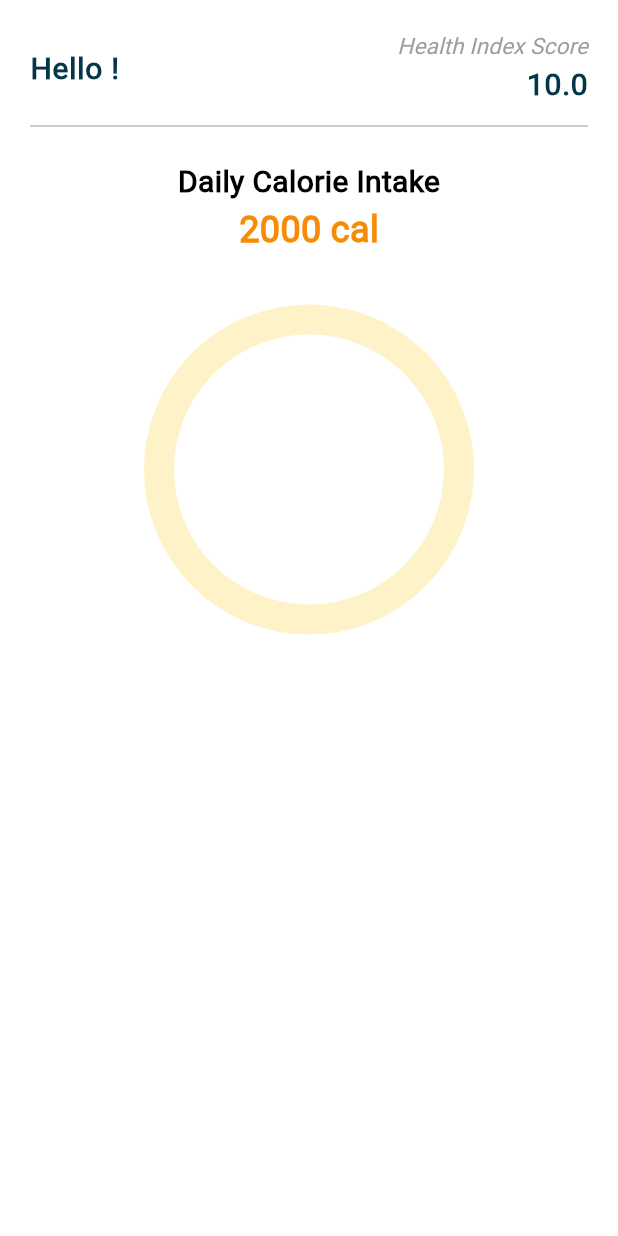
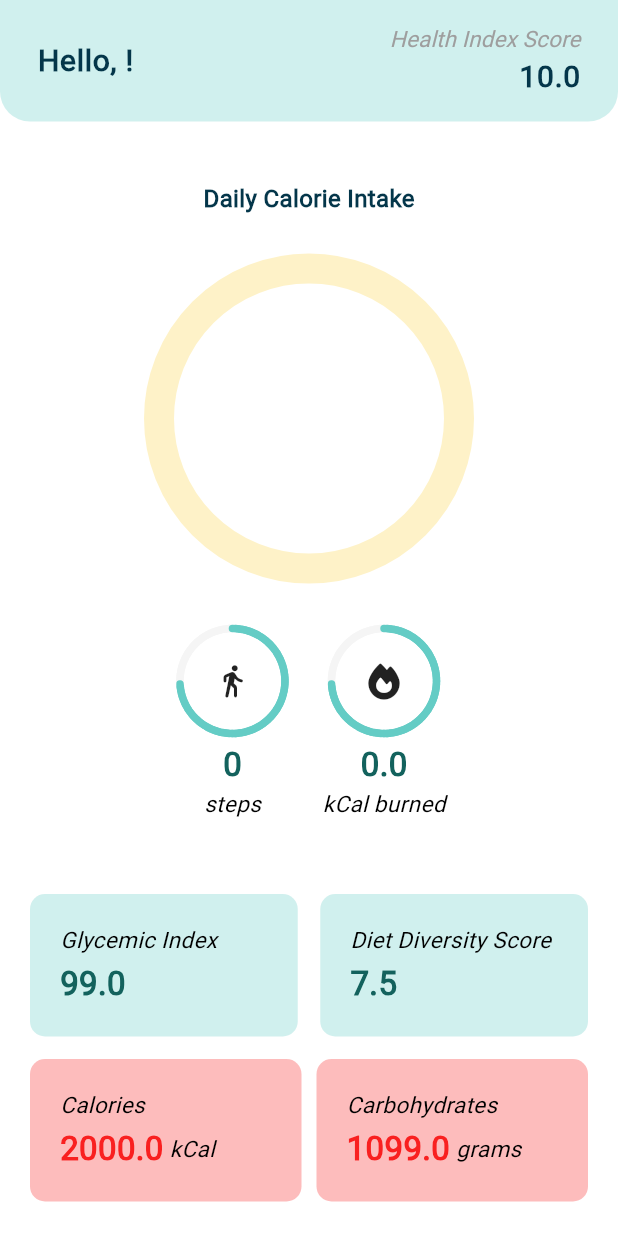
Before and after one commit to lbsomoson/diabuddy, a Flutter app: the DashboardScreen screen opened directly, on a phone screen of 412 x 824 dp. Run offline on Flutter 3.47's test engine with Material 3 defaults, Android fonts, the phone set to English and light mode, and no system bars; drawn by our look-alikes of simple_circular_progress_bar, step_progress_indicator; our stand-ins replace cloud_firestore, connectivity_plus, equatable, firebase_auth, firebase_core, fl_chart and 14 more; missing offline and left inert: flutter_tesseract_ocr, gtext, pytorch_lite, vertical_weight_slider, wheel_slider; accounts and stored records are empty; project files that could hold a hidden picture were left out.

Commit message:
style: fix layout on dashboard page

```diff
--- a/lib/screens/dashboard_screen.dart
+++ b/lib/screens/dashboard_screen.dart
@@ -1,4 +1,5 @@
 import 'dart:async';
+import 'package:flutter/services.dart';
 import 'package:diabuddy/api/meal_api.dart';
 import 'package:diabuddy/provider/auth_provider.dart';
 import 'package:diabuddy/widgets/dashboard_widgets.dart';
@@ -11,6 +12,7 @@ import 'package:pedometer/pedometer.dart';
 import 'package:permission_handler/permission_handler.dart';
 import 'package:provider/provider.dart';
 import 'package:shared_preferences/shared_preferences.dart';
+import 'package:step_progress_indicator/step_progress_indicator.dart';
 
 class DashboardScreen extends StatefulWidget {
   const DashboardScreen({super.key});
@@ -31,7 +33,7 @@ class _DashboardScreenState extends State<DashboardScreen> {
   @override
   void initState() {
     super.initState();
-    // initPlatformState();
+    initPlatformState();
     // firestore.uploadJsonDataToFirestore();
     loadDailySteps();
     startMidnightResetTimer();
@@ -108,25 +110,32 @@ class _DashboardScreenState extends State<DashboardScreen> {
     return granted;
   }
 
-  // Future<void> initPlatformState() async {
-  //   bool granted = await _checkActivityRecognitionPermission();
-  //   if (!granted) {}
+  Future<void> initPlatformState() async {
+    bool granted = await _checkActivityRecognitionPermission();
+    if (!granted) {}
 
-  //   _pedestrianStatusStream = Pedometer.pedestrianStatusStream;
-  //   (await _pedestrianStatusStream.listen(onPedestrianStatusChanged))
-  //       .onError(onPedestrianStatusError);
+    _pedestrianStatusStream = Pedometer.pedestrianStatusStream;
+    (await _pedestrianStatusStream.listen(onPedestrianStatusChanged)).onError(onPedestrianStatusError);
 
-  //   _stepCountStream = Pedometer.stepCountStream;
-  //   _stepCountStream.listen(onStepCount).onError(onStepCountError);
+    _stepCountStream = Pedometer.stepCountStream;
+    _stepCountStream.listen(onStepCount).onError(onStepCountError);
 
-  //   if (!mounted) return;
-  // }
+    if (!mounted) return;
+  }
 
   @override
   Widget build(BuildContext context) {
     User? user = context.read<UserAuthProvider>().user;
     List<String> nameParts = user!.displayName!.split(' ');
     String firstName = nameParts.isNotEmpty ? nameParts.first : '';
+
+    // change the status bar color
+    SystemChrome.setSystemUIOverlayStyle(
+      const SystemUiOverlayStyle(
+        statusBarColor: Color.fromRGBO(100, 204, 197, 0.3),
+        statusBarIconBrightness: Brightness.dark,
+      ),
+    );
 
     return Scaffold(
       resizeToAvoidBottomInset: false,
@@ -140,14 +149,19 @@ class _DashboardScreenState extends State<DashboardScreen> {
       // ),
       body: SingleChildScrollView(
         child: SafeArea(
-          child: Padding(
-            padding: const EdgeInsets.all(20.0),
           child: Column(
             children: [
-                Row(
+              Container(
+                padding: const EdgeInsets.symmetric(horizontal: 25, vertical: 15),
+                decoration: const BoxDecoration(
+                  color: Color.fromRGBO(100, 204, 197, 0.3),
+                  borderRadius:
+                      BorderRadius.only(bottomLeft: Radius.circular(20.0), bottomRight: Radius.circular(20.0)),
+                ),
+                child: Row(
                   mainAxisAlignment: MainAxisAlignment.spaceBetween,
                   children: [
-                    TextWidget(text: "Hello $firstName!", style: 'bodyLarge'),
+                    TextWidget(text: "Hello, $firstName!", style: 'bodyLarge'),
                     const Column(
                       crossAxisAlignment: CrossAxisAlignment.end,
                       children: [
@@ -157,122 +171,134 @@ class _DashboardScreenState extends State<DashboardScreen> {
                     )
                   ],
                 ),
-                const SizedBox(height: 5),
-                Divider(color: Colors.grey[400]),
-                SizedBox(height: sizedBoxHeight),
-
+              ),
+              Padding(
+                padding: const EdgeInsets.all(20.0),
+                child: Column(
+                  children: [
+                    const SizedBox(height: 20),
                     const Text(
                       "Daily Calorie Intake",
                       style: TextStyle(
-                    fontSize: 20,
+                        fontSize: 16,
                         fontWeight: FontWeight.w900,
+                        color: Color.fromRGBO(4, 54, 74, 1),
+                      ),
+                    ),
+                    // const Text(
+                    //   "2000 cal",
+                    //   style: TextStyle(
+                    //     fontSize: 20,
+                    //     fontWeight: FontWeight.w900,
+                    //     color: Color.fromRGBO(247, 139, 8, 1),
+                    //   ),
+                    // ),
+                    Container(
+                      padding: const EdgeInsets.all(35),
+                      decoration: const BoxDecoration(shape: BoxShape.circle, color: Colors.white),
+                      child: const CircleProgressIndicator(
+                        title: "Title",
+                      ),
+                    ),
+                    Row(
+                      mainAxisAlignment: MainAxisAlignment.center,
+                      children: [
+                        Column(
+                          mainAxisAlignment: MainAxisAlignment.center,
+                          children: [
+                            CircularStepProgressIndicator(
+                              totalSteps: 100,
+                              currentStep: 74,
+                              stepSize: 10,
+                              selectedColor: Theme.of(context).primaryColor,
+                              unselectedColor: Colors.grey[100],
+                              padding: 0,
+                              width: 80,
+                              height: 80,
+                              selectedStepSize: 5,
+                              unselectedStepSize: 5,
+                              roundedCap: (_, __) => true,
+                              child: const Icon(
+                                Icons.directions_walk_rounded,
+                              ),
+                            ),
+                            Text(_steps,
+                                style: const TextStyle(
+                                  color: Color.fromARGB(255, 19, 98, 93),
+                                  fontSize: 22,
+                                )),
+                            const Text(
+                              "steps",
+                              style: TextStyle(
+                                fontWeight: FontWeight.w500,
+                                fontStyle: FontStyle.italic,
+                                fontSize: 15,
+                              ),
+                            )
+                          ],
+                        ),
+                        const SizedBox(
+                          width: 20,
+                        ),
+                        Column(
+                          mainAxisAlignment: MainAxisAlignment.center,
+                          children: [
+                            CircularStepProgressIndicator(
+                              totalSteps: 100,
+                              currentStep: 74,
+                              stepSize: 10,
+                              selectedColor: Theme.of(context).primaryColor,
+                              unselectedColor: Colors.grey[100],
+                              padding: 0,
+                              width: 80,
+                              height: 80,
+                              selectedStepSize: 5,
+                              unselectedStepSize: 5,
+                              roundedCap: (_, __) => true,
+                              child: const Icon(
+                                FontAwesomeIcons.fire,
+                              ),
+                            ),
+                            Text(
+                              (int.parse(_steps) / 25).toString(),
+                              style: const TextStyle(
+                                color: Color.fromARGB(255, 19, 98, 93),
+                                fontSize: 22,
                               ),
                             ),
                             const Text(
-                  "2000 cal",
+                              "kCal burned",
                               style: TextStyle(
-                    fontSize: 24,
-                    fontWeight: FontWeight.w900,
-                    color: Color.fromRGBO(247, 139, 8, 1),
+                                fontWeight: FontWeight.w500,
+                                fontStyle: FontStyle.italic,
+                                fontSize: 15,
+                              ),
+                            )
+                          ],
+                        ),
+                      ],
+                    ),
+                    const SizedBox(height: 50),
+                    Row(
+                      children: [
+                        const Expanded(child: DashboardWidget(header: "Glycemic Index", value: 99.0)),
+                        SizedBox(width: sizedBoxHeight),
+                        const Expanded(child: DashboardWidget(header: "Diet Diversity Score", value: 7.5)),
+                      ],
+                    ),
+                    SizedBox(height: sizedBoxHeight),
+                    const Row(
+                      children: [
+                        Expanded(child: DashboardWidget(header: "Calories", value: 2000)),
+                        SizedBox(width: 10),
+                        Expanded(child: DashboardWidget(header: "Carbohydrates", value: 1099, caloriesValue: 2000)),
+                      ],
+                    ),
+                    SizedBox(height: sizedBoxHeight),
+                  ],
                 ),
               ),
-                const CircleProgressIndicator(
-                  title: "Title",
-                ),
-                // const SizedBox(height: 20),
-                // Row(
-                //   children: [
-                //     const Expanded(child: DashboardWidget(header: "Glycemic Index", value: 99.0)),
-                //     SizedBox(width: sizedBoxHeight),
-                //     const Expanded(child: DashboardWidget(header: "Diet Diversity Score", value: 7.5)),
-                //   ],
-                // ),
-                // SizedBox(height: sizedBoxHeight),
-                // const Row(
-                //   children: [
-                //     Expanded(child: DashboardWidget(header: "Calories", value: 2000)),
-                //     SizedBox(width: 10),
-                //     Expanded(child: DashboardWidget(header: "Carbohydrates", value: 1099, caloriesValue: 2000)),
-                //   ],
-                // ),
-                // SizedBox(height: sizedBoxHeight),
-                // Container(
-                //   padding: const EdgeInsets.all(15),
-                //   width: double.infinity,
-                //   decoration: BoxDecoration(
-                //     borderRadius: BorderRadius.circular(10),
-                //     color: Colors.grey[100],
-                //   ),
-                //   child: Column(
-                //     mainAxisAlignment: MainAxisAlignment.center,
-                //     children: [
-                //       const Text(
-                //         "Activity Status",
-                //         style: TextStyle(
-                //           color: Colors.black,
-                //           fontSize: 15,
-                //           fontWeight: FontWeight.w500,
-                //           fontStyle: FontStyle.italic,
-                //         ),
-                //       ),
-                //       SizedBox(height: sizedBoxHeight),
-                //       Row(
-                //         mainAxisAlignment: MainAxisAlignment.spaceAround,
-                //         children: [
-                //           Column(
-                //             children: [
-                //               Icon(
-                //                 Icons.directions_walk_rounded,
-                //                 size: 50,
-                //                 color: Theme.of(context).colorScheme.primary,
-                //               ),
-                //               // Text(_steps,
-                //               //     style: const TextStyle(
-                //               //       color: Color.fromARGB(255, 19, 98, 93),
-                //               //       fontSize: 22,
-                //               //     )),
-                //               const Text(
-                //                 "steps",
-                //                 style: TextStyle(
-                //                   fontWeight: FontWeight.w500,
-                //                   fontStyle: FontStyle.italic,
-                //                   fontSize: 15,
-                //                 ),
-                //               )
-                //             ],
-                //           ),
-                //           Column(
-                //             children: [
-                //               Icon(
-                //                 FontAwesomeIcons.fire,
-                //                 size: 50,
-                //                 color: Theme.of(context).colorScheme.primary,
-                //               ),
-                //               Text(
-                //                 (int.parse(_steps) / 25).toString(),
-                //                 style: const TextStyle(
-                //                   color: Color.fromARGB(255, 19, 98, 93),
-                //                   fontSize: 22,
-                //                 ),
-                //               ),
-                //               const Text(
-                //                 "kCal burned",
-                //                 style: TextStyle(
-                //                   fontWeight: FontWeight.w500,
-                //                   fontStyle: FontStyle.italic,
-                //                   fontSize: 15,
-                //                 ),
-                //               )
-                //             ],
-                //           ),
-                //         ],
-                //       ),
-                //     ],
-                //   ),
-                // ),
-                // SizedBox(height: sizedBoxHeight),
             ],
-            ),
           ),
         ),
       ),
--- a/lib/widgets/dashboard_widgets.dart
+++ b/lib/widgets/dashboard_widgets.dart
@@ -4,11 +4,7 @@ class DashboardWidget extends StatefulWidget {
   final String header;
   final double value;
   final double? caloriesValue;
-  const DashboardWidget(
-      {required this.header,
-      required this.value,
-      this.caloriesValue,
-      super.key});
+  const DashboardWidget({required this.header, required this.value, this.caloriesValue, super.key});
 
   @override
   State<DashboardWidget> createState() => _DashboardWidgetState();
@@ -31,9 +27,7 @@ class _DashboardWidgetState extends State<DashboardWidget> {
     Color textColor;
 
     if (widget.header == "Carbohydrates") {
-      print('caloriesValue: ${widget.caloriesValue}');
-      if (widget.value >= 0.55 * widget.caloriesValue! &&
-          widget.value <= 0.7 * widget.caloriesValue!) {
+      if (widget.value >= 0.55 * widget.caloriesValue! && widget.value <= 0.7 * widget.caloriesValue!) {
         backgroundColor = goodBackground;
         textColor = goodText;
       } else {
@@ -101,33 +95,32 @@ class _DashboardWidgetState extends State<DashboardWidget> {
     }
 
     return Container(
-      padding: const EdgeInsets.all(10.0),
+      padding: const EdgeInsets.all(20.0),
       decoration: BoxDecoration(
-          borderRadius: BorderRadius.circular(10), color: backgroundColor),
+        borderRadius: BorderRadius.circular(10),
+        color: backgroundColor,
+        // border: Border.all(
+        //   width: 1.0,
+        //   color: backgroundColor,
+        // ),
+      ),
       child: Column(crossAxisAlignment: CrossAxisAlignment.start, children: [
         Text(widget.header,
             style: const TextStyle(
-                color: Colors.black,
-                fontSize: 15,
-                fontWeight: FontWeight.w500,
-                fontStyle: FontStyle.italic)),
+                color: Colors.black, fontSize: 15, fontWeight: FontWeight.w500, fontStyle: FontStyle.italic)),
         const SizedBox(
           height: 3,
         ),
         Row(
           children: [
-            Text(widget.value.toString(),
-                style: TextStyle(color: textColor, fontSize: 22)),
+            Text(widget.value.toString(), style: TextStyle(color: textColor, fontSize: 22)),
             Text(
                 widget.header == "Calories"
                     ? " kCal"
                     : widget.header == "Carbohydrates"
                         ? " grams"
                         : "",
-                style: const TextStyle(
-                    fontWeight: FontWeight.w500,
-                    fontStyle: FontStyle.italic,
-                    fontSize: 15)),
+                style: const TextStyle(fontWeight: FontWeight.w500, fontStyle: FontStyle.italic, fontSize: 15)),
           ],
         ),
       ]),
--- a/lib/widgets/semi_circle_progressbar.dart
+++ b/lib/widgets/semi_circle_progressbar.dart
@@ -38,17 +38,6 @@ class _CircleProgressIndicatorState extends State<CircleProgressIndicator> {
         },
         child: Column(
           children: [
-            Text(
-              'SELECT THE THICKNESS OF THE LINES',
-              style: TextStyle(
-                fontSize: 16,
-                fontWeight: FontWeight.bold,
-                color: Colors.white.withOpacity(0.5),
-              ),
-            ),
-            const SizedBox(
-              height: 20,
-            ),
             Row(
               mainAxisAlignment: MainAxisAlignment.center,
               children: [
@@ -64,7 +53,11 @@ class _CircleProgressIndicatorState extends State<CircleProgressIndicator> {
                       ),
                     );
                   },
-                  progressColors: const [Color.fromRGBO(241, 207, 85, 1), Color.fromRGBO(247, 139, 8, 1)],
+                  progressColors: const [
+                    Color.fromRGBO(241, 207, 85, 1),
+                    Color.fromRGBO(247, 139, 8, 1),
+                    Color.fromRGBO(250, 85, 39, 1)
+                  ],
                   valueNotifier: valueNotifier,
                   size: 200,
                   progressStrokeWidth: 30,
--- a/pubspec.yaml
+++ b/pubspec.yaml
@@ -48,6 +48,7 @@ dependencies:
   searchfield: ^1.1.7
   pytorch_lite: ^4.3.0
   flutter_tesseract_ocr: ^0.4.27
+  step_progress_indicator: ^1.0.2
 
 flutter_launcher_icons:
   android: "launcher_icon"
```
Also changed, not shown: pubspec.lock. Lines whose indentation alone changed are shown as unchanged.
